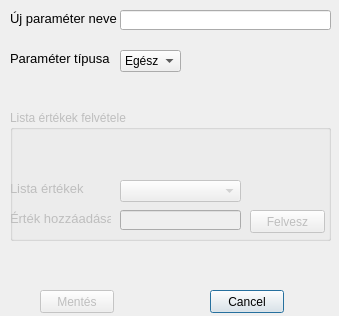
First picture: the form in dialogaddparamrow.ui, repository WhoiisThisGuy/TRUE, before the edit.
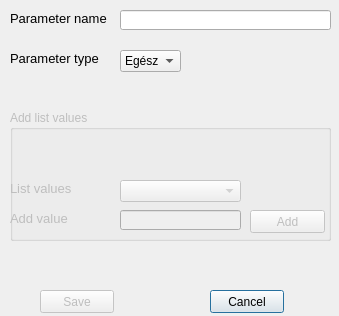
Second picture: the form after the edit.

What changed in the file:
```diff
--- a/dialogaddparamrow.ui
+++ b/dialogaddparamrow.ui
@@ -51,7 +51,7 @@
     </font>
    </property>
    <property name="text">
-    <string>Új paraméter neve</string>
+    <string>Parameter name</string>
    </property>
   </widget>
   <widget class="QPushButton" name="buttonSave">
@@ -67,7 +67,7 @@
     </rect>
    </property>
    <property name="text">
-    <string>Mentés</string>
+    <string>Save</string>
    </property>
   </widget>
   <widget class="QLabel" name="label_2">
@@ -85,7 +85,7 @@
     </font>
    </property>
    <property name="text">
-    <string>Paraméter típusa</string>
+    <string>Parameter type</string>
    </property>
   </widget>
   <widget class="QComboBox" name="comboBoxParamType">
@@ -131,7 +131,7 @@
     </rect>
    </property>
    <property name="title">
-    <string>Lista értékek felvétele</string>
+    <string>Add list values</string>
    </property>
    <widget class="QLabel" name="label_4">
     <property name="enabled">
@@ -151,7 +151,7 @@
      </font>
     </property>
     <property name="text">
-     <string>Lista értékek</string>
+     <string>List values</string>
     </property>
    </widget>
    <widget class="QPushButton" name="buttonAddNewValue">
@@ -167,7 +167,7 @@
      </rect>
     </property>
     <property name="text">
-     <string>Felvesz</string>
+     <string>Add</string>
     </property>
    </widget>
    <widget class="QComboBox" name="comboBoxListValues">
@@ -201,7 +201,7 @@
      </font>
     </property>
     <property name="text">
-     <string>Érték hozzáadása</string>
+     <string>Add value</string>
     </property>
    </widget>
    <widget class="QLineEdit" name="lineSingleListValue">
```
Left out of the diff: 3 changed lines with no effect on the pictures.
